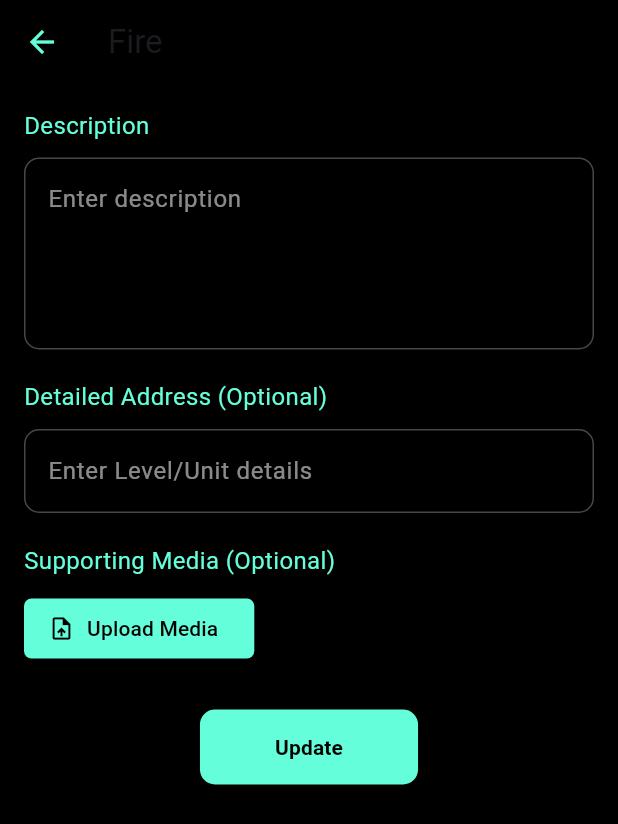
After one commit to Jackware-prog/ers_frontend, a Flutter app: the MapPage screen opened directly, item 3 of the bottom bar chosen, after a tap on "Update", on a phone screen of 412 x 824 dp. The commit adds this screen. Shown: the top 824 px of the screen. Run offline on Flutter 3.47's test engine with Material 3 defaults, Android fonts, the phone set to English and light mode, and no system bars; our stand-ins replace font_awesome_flutter, google_maps_flutter.

Commit message:
flutter_mobile_drafted

```diff
--- a/lib/screens/bottom_nav_fab.dart
+++ b/lib/screens/bottom_nav_bar.dart
@@ -1,11 +1,13 @@
 import 'package:flutter/material.dart';
 import 'list_emergency_page.dart';
 import 'map_page.dart';
+import 'report_history_page.dart';
+import 'my_profile_page.dart';
 
-class BottomNavigationFAB extends StatelessWidget {
+class BottomNavigation extends StatelessWidget {
   final int currentIndex;
 
-  const BottomNavigationFAB({Key? key, required this.currentIndex})
+  const BottomNavigation({Key? key, required this.currentIndex})
       : super(key: key);
 
   @override
@@ -32,18 +34,20 @@ class BottomNavigationFAB extends StatelessWidget {
                   MaterialPageRoute(builder: (context) => const MapPage()),
                 );
                 break;
-              // case 2: // Report History
-              //   Navigator.pushReplacement(
-              //     context,
-              //     MaterialPageRoute(builder: (context) => const ReportHistoryPage()),
-              //   );
-              //   break;
-              // case 3: // Profile Page
-              //   Navigator.pushReplacement(
-              //     context,
-              //     MaterialPageRoute(builder: (context) => const ProfilePage()),
-              //   );
-              //   break;
+              case 2: // Report History
+                Navigator.pushReplacement(
+                  context,
+                  MaterialPageRoute(
+                      builder: (context) => const ReportHistoryPage()),
+                );
+                break;
+              case 3: // Profile Page
+                Navigator.pushReplacement(
+                  context,
+                  MaterialPageRoute(
+                      builder: (context) => const MyProfilePage()),
+                );
+                break;
               default:
                 break;
             }
--- a/lib/screens/map_page.dart
+++ b/lib/screens/map_page.dart
@@ -1,10 +1,12 @@
 import 'dart:async'; // For Completer
 import 'package:flutter/material.dart';
 import 'package:google_maps_flutter/google_maps_flutter.dart';
+import 'package:font_awesome_flutter/font_awesome_flutter.dart';
 import 'dart:ui' as ui;
-import 'bottom_nav_fab.dart';
-import 'package:font_awesome_flutter/font_awesome_flutter.dart';
+import 'bottom_nav_bar.dart';
 import 'view_details_page.dart'; // Import the ViewDetailsPage
+import '../utils/emergency_config.dart';
+import '../utils/fab_popup_handler.dart';
 
 class MapPage extends StatefulWidget {
   const MapPage({Key? key}) : super(key: key);
@@ -49,16 +51,6 @@ class _MapPageState extends State<MapPage> {
       'status': 'closed',
     },
   ];
-
-  // Configuration Map for Emergency Types
-  final Map<String, Map<String, dynamic>> emergencyConfig = {
-    'Fire': {'icon': FontAwesomeIcons.fire},
-    'Flood': {'icon': FontAwesomeIcons.water},
-    'Road Accident': {'icon': FontAwesomeIcons.carBurst},
-    'Earthquake': {'icon': FontAwesomeIcons.houseCrack},
-    'Tornado': {'icon': FontAwesomeIcons.tornado},
-    'Default': {'icon': FontAwesomeIcons.fontAwesome},
-  };
 
   // Set of Markers
   final Set<Marker> _markers = {};
@@ -201,17 +193,13 @@ class _MapPageState extends State<MapPage> {
             right: 20,
             child: FloatingActionButton(
               backgroundColor: Colors.tealAccent,
-              onPressed: () {
-                ScaffoldMessenger.of(context).showSnackBar(
-                  const SnackBar(content: Text('Report Case Pressed')),
-                );
-              },
-              child: const Icon(Icons.add, color: Colors.black),
+              onPressed: () => showEmergencyOptions(context),
+              child: const Icon(FontAwesomeIcons.headset, color: Colors.black),
             ),
           ),
         ],
       ),
-      bottomNavigationBar: const BottomNavigationFAB(currentIndex: 1),
+      bottomNavigationBar: const BottomNavigation(currentIndex: 1),
     );
   }
 }
--- /dev/null
+++ b/lib/screens/report_history_page.dart
@@ -0,0 +1,125 @@
+import 'package:flutter/material.dart';
+import 'update_emergency_page.dart'; // Import the UpdateEmergencyPage
+import 'view_details_page.dart';
+import 'bottom_nav_bar.dart';
+import 'package:font_awesome_flutter/font_awesome_flutter.dart';
+import '../utils/fab_popup_handler.dart';
+
+class ReportHistoryPage extends StatelessWidget {
+  const ReportHistoryPage({Key? key}) : super(key: key);
+
+  @override
+  Widget build(BuildContext context) {
+    // Sample list of report history
+    final List<Map<String, dynamic>> reportHistory = [
+      {
+        'id': '1',
+        'type': 'Fire',
+        'state': 'Kuala Lumpur',
+        'location': '123 Main St, Kuala Lumpur',
+        'time': '10:30 AM, 19 Dec 2024',
+        'status': 'active',
+      },
+      {
+        'id': '2',
+        'type': 'Flood',
+        'state': 'Johor Bahru',
+        'location': '45 Jalan ABC, Johor Bahru',
+        'time': '08:15 PM, 18 Dec 2024',
+        'status': 'closed',
+      },
+      {
+        'id': '3',
+        'type': 'Road Accident',
+        'state': 'Penang',
+        'location': '67 XYZ Street, Penang',
+        'time': '05:50 PM, 18 Dec 2024',
+        'status': 'active',
+      },
+    ];
+
+    return Scaffold(
+      backgroundColor: Colors.black,
+      appBar: AppBar(
+        backgroundColor: Colors.black,
+        title: const Text(
+          'Report History',
+          style: TextStyle(color: Colors.tealAccent),
+        ),
+        centerTitle: true,
+      ),
+      body: Padding(
+        padding: const EdgeInsets.all(10.0),
+        child: ListView.separated(
+          itemCount: reportHistory.length,
+          separatorBuilder: (context, index) => const Divider(
+            color: Colors.white24,
+            height: 20,
+          ),
+          itemBuilder: (context, index) {
+            final report = reportHistory[index];
+            return ListTile(
+              tileColor: Colors.black87,
+              shape: RoundedRectangleBorder(
+                borderRadius: BorderRadius.circular(10),
+              ),
+              title: Text(
+                report['type'],
+                style: const TextStyle(
+                  color: Colors.white,
+                  fontWeight: FontWeight.bold,
+                ),
+              ),
+              subtitle: Text(
+                'State: ${report['state']}\n'
+                'Location: ${report['location']}\n'
+                'Date & Time: ${report['time']}',
+                style: const TextStyle(color: Colors.white70),
+              ),
+              trailing: report['status'] == 'active'
+                  ? ElevatedButton(
+                      onPressed: () {
+                        // Navigate to Update Emergency Page
+                        Navigator.push(
+                          context,
+                          MaterialPageRoute(
+                            builder: (context) => UpdateEmergencyPage(
+                              emergencyId: report['id'],
+                              title: report['type'],
+                            ),
+                          ),
+                        );
+                      },
+                      style: ElevatedButton.styleFrom(
+                        backgroundColor: Colors.tealAccent,
+                        foregroundColor: Colors.black,
+                        shape: RoundedRectangleBorder(
+                          borderRadius: BorderRadius.circular(5),
+                        ),
+                      ),
+                      child: const Text('Update'),
+                    )
+                  : null,
+              onTap: () {
+                // Navigate to ViewDetailsPage with the selected report ID
+                Navigator.push(
+                  context,
+                  MaterialPageRoute(
+                    builder: (context) =>
+                        ViewDetailsPage(emergencyId: report['id']),
+                  ),
+                );
+              },
+            );
+          },
+        ),
+      ),
+      floatingActionButton: FloatingActionButton(
+        backgroundColor: Colors.tealAccent,
+        onPressed: () => showEmergencyOptions(context),
+        child: const Icon(FontAwesomeIcons.headset, color: Colors.black),
+      ),
+      bottomNavigationBar: const BottomNavigation(currentIndex: 2),
+    );
+  }
+}
--- /dev/null
+++ b/lib/screens/update_emergency_page.dart
@@ -0,0 +1,140 @@
+import 'package:flutter/material.dart';
+
+class UpdateEmergencyPage extends StatelessWidget {
+  final String emergencyId;
+  final String title;
+
+  const UpdateEmergencyPage({
+    Key? key,
+    required this.emergencyId,
+    required this.title,
+  }) : super(key: key);
+
+  @override
+  Widget build(BuildContext context) {
+    final TextEditingController descriptionController = TextEditingController();
+    final TextEditingController detailedAddressController =
+        TextEditingController();
+
+    return Scaffold(
+      appBar: AppBar(
+        backgroundColor: Colors.black,
+        title: Text(title),
+        leading: IconButton(
+          icon: const Icon(Icons.arrow_back, color: Colors.tealAccent),
+          onPressed: () {
+            Navigator.pop(context);
+          },
+        ),
+      ),
+      backgroundColor: Colors.black,
+      body: Padding(
+        padding: const EdgeInsets.all(16.0),
+        child: Column(
+          crossAxisAlignment: CrossAxisAlignment.start,
+          children: [
+            // Description Field
+            const Text(
+              'Description',
+              style: TextStyle(color: Colors.tealAccent, fontSize: 16),
+            ),
+            const SizedBox(height: 10),
+            TextField(
+              controller: descriptionController,
+              maxLines: 4,
+              style: const TextStyle(color: Colors.white),
+              decoration: InputDecoration(
+                hintText: 'Enter description',
+                hintStyle: const TextStyle(color: Colors.white54),
+                filled: true,
+                fillColor: Colors.black87,
+                border: OutlineInputBorder(
+                  borderRadius: BorderRadius.circular(10),
+                ),
+              ),
+            ),
+            const SizedBox(height: 20),
+
+            // Detailed Address Field
+            const Text(
+              'Detailed Address (Optional)',
+              style: TextStyle(color: Colors.tealAccent, fontSize: 16),
+            ),
+            const SizedBox(height: 10),
+            TextField(
+              controller: detailedAddressController,
+              style: const TextStyle(color: Colors.white),
+              decoration: InputDecoration(
+                hintText: 'Enter Level/Unit details',
+                hintStyle: const TextStyle(color: Colors.white54),
+                filled: true,
+                fillColor: Colors.black87,
+                border: OutlineInputBorder(
+                  borderRadius: BorderRadius.circular(10),
+                ),
+              ),
+            ),
+            const SizedBox(height: 20),
+
+            // Supporting Media Field
+            const Text(
+              'Supporting Media (Optional)',
+              style: TextStyle(color: Colors.tealAccent, fontSize: 16),
+            ),
+            const SizedBox(height: 10),
+            ElevatedButton.icon(
+              onPressed: () {
+                // Handle media upload
+                ScaffoldMessenger.of(context).showSnackBar(
+                  const SnackBar(
+                      content: Text('Media upload feature coming soon')),
+                );
+              },
+              icon: const Icon(Icons.upload_file, color: Colors.black),
+              label: const Text(
+                'Upload Media',
+                style: TextStyle(color: Colors.black),
+              ),
+              style: ElevatedButton.styleFrom(
+                backgroundColor: Colors.tealAccent,
+                shape: RoundedRectangleBorder(
+                  borderRadius: BorderRadius.circular(5),
+                ),
+              ),
+            ),
+            const SizedBox(height: 30),
+
+            // Submit Button
+            Center(
+              child: ElevatedButton(
+                onPressed: () {
+                  // Handle submit action
+                  ScaffoldMessenger.of(context).showSnackBar(
+                    const SnackBar(
+                        content: Text('Emergency updated successfully')),
+                  );
+                  Navigator.pop(context);
+                },
+                style: ElevatedButton.styleFrom(
+                  backgroundColor: Colors.tealAccent,
+                  foregroundColor: Colors.black,
+                  padding: const EdgeInsets.symmetric(
+                    horizontal: 50,
+                    vertical: 15,
+                  ),
+                  shape: RoundedRectangleBorder(
+                    borderRadius: BorderRadius.circular(10),
+                  ),
+                ),
+                child: const Text(
+                  'Update',
+                  style: TextStyle(fontWeight: FontWeight.bold),
+                ),
+              ),
+            ),
+          ],
+        ),
+      ),
+    );
+  }
+}
--- a/pubspec.yaml
+++ b/pubspec.yaml
@@ -61,6 +61,7 @@ flutter:
   assets:
     - assets/background.gif
     - assets/logohorizontal.png
+    - assets/logowithword.png
 
   # An image asset can refer to one or more resolution-specific "variants", see
   # https://flutter.dev/to/resolution-aware-images
```
Also changed, not shown: lib/main.dart (+2 -6 lines), lib/screens/list_emergency_page.dart (+6 -9 lines), lib/screens/my_profile_page.dart (added, +228 -0 lines), lib/screens/view_details_page.dart (+1 -11 lines), lib/splash_screen.dart (added, +38 -0 lines), lib/utils/emergency_config.dart (added, +11 -0 lines), lib/utils/fab_popup_handler.dart (added, +79 -0 lines), assets/logowithword.png (added).
